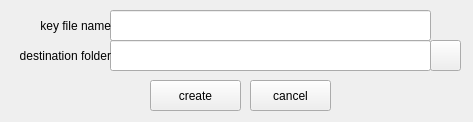
mhogomchungu/zuluCrypt, file createkeyfile.ui: the form before one commit.
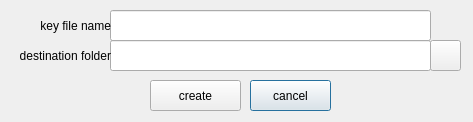
The form after the commit.

Patch:
```diff
--- a/createkeyfile.ui
+++ b/createkeyfile.ui
@@ -96,6 +96,12 @@
    <property name="text">
     <string>cancel</string>
    </property>
+   <property name="autoDefault">
+    <bool>true</bool>
+   </property>
+   <property name="default">
+    <bool>true</bool>
+   </property>
   </widget>
   <widget class="QLabel" name="label_2">
    <property name="geometry">
```
Left out of the diff: 3 changed lines with no effect on the pictures.
